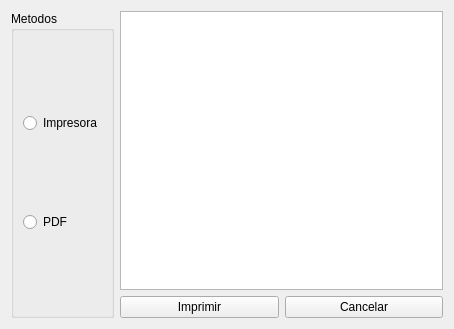
The window that ui/imprimirscreen.ui (Abysmal683/proyecto-inventario-de-autos) describes before a commit, drawn with Qt 5.
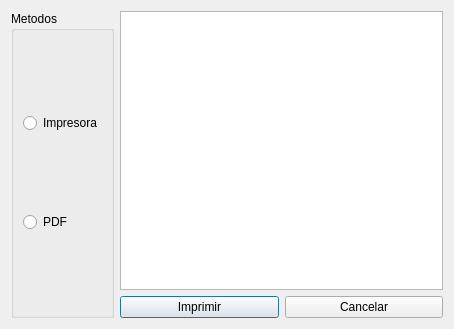
The same window after the commit.

```diff
--- a/ui/imprimirscreen.ui
+++ b/ui/imprimirscreen.ui
@@ -1,7 +1,7 @@
 <?xml version="1.0" encoding="UTF-8"?>
 <ui version="4.0">
  <class>ImprimirScreen</class>
- <widget class="QWidget" name="ImprimirScreen">
+ <widget class="QDialog" name="ImprimirScreen">
   <property name="geometry">
    <rect>
     <x>0</x>
```
